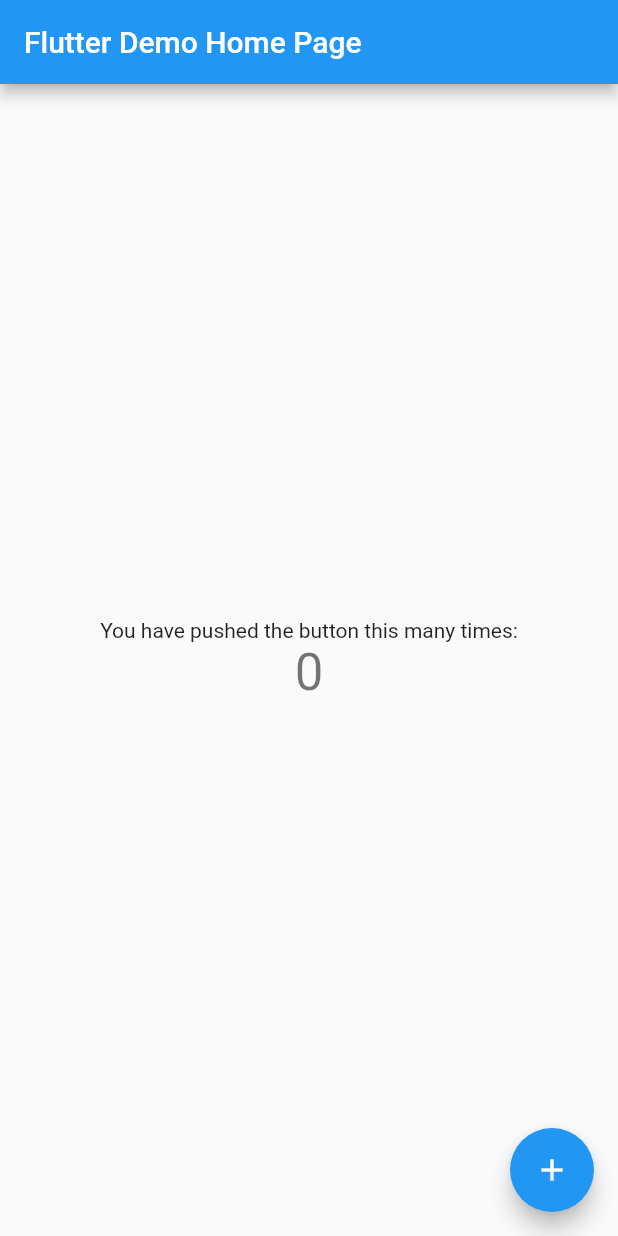
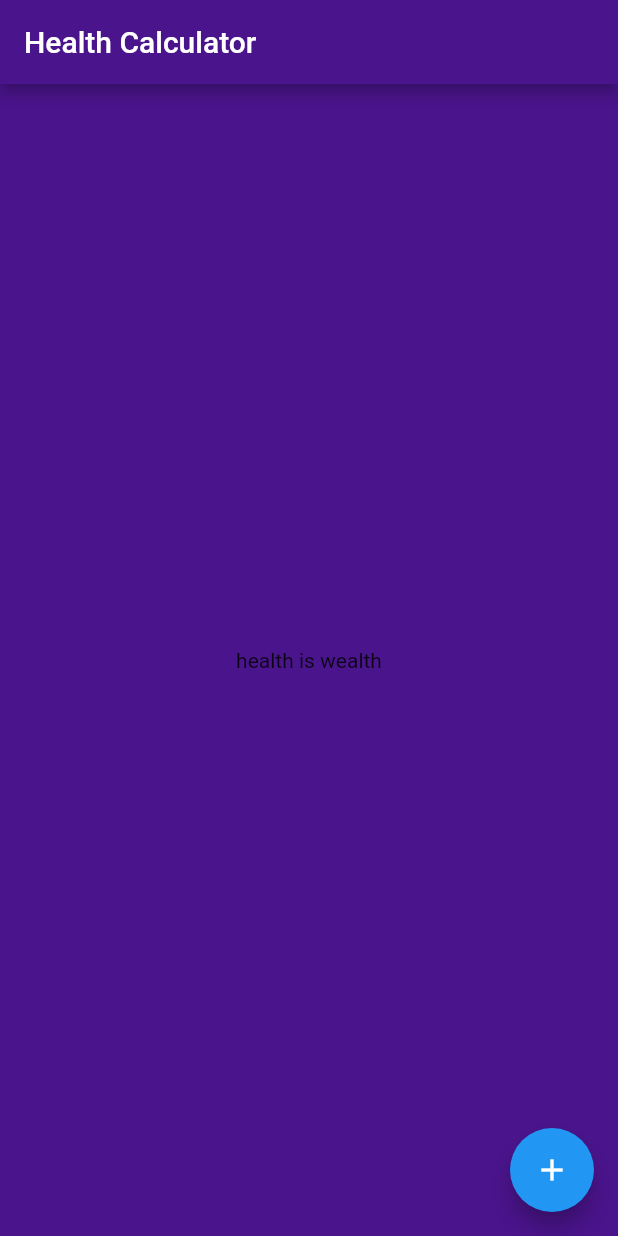
Before and after one commit to adesojisusan/creative_health_calculator, a Flutter app: the screen it shows after launch, on a phone screen of 412 x 824 dp. Run offline on Flutter 3.47's test engine with Material 2 defaults, Android fonts, the phone set to English and light mode, and no system bars.

Commit message:
second commit

```diff
--- a/lib/main.dart
+++ b/lib/main.dart
@@ -1,111 +1,28 @@
 import 'package:flutter/material.dart';
 
-void main() => runApp(MyApp());
+void main() => runApp(InputPage());
 
-class MyApp extends StatelessWidget {
-  // This widget is the root of your application.
+class InputPage extends StatefulWidget {
+  @override
+  _InputPageState createState() => _InputPageState();
+}
+
+class _InputPageState extends State<InputPage> {
   @override
   Widget build(BuildContext context) {
     return MaterialApp(
-      title: 'Flutter Demo',
-      theme: ThemeData(
-        // This is the theme of your application.
-        //
-        // Try running your application with "flutter run". You'll see the
-        // application has a blue toolbar. Then, without quitting the app, try
-        // changing the primarySwatch below to Colors.green and then invoke
-        // "hot reload" (press "r" in the console where you ran "flutter run",
-        // or simply save your changes to "hot reload" in a Flutter IDE).
-        // Notice that the counter didn't reset back to zero; the application
-        // is not restarted.
-        primarySwatch: Colors.blue,
+      home: Scaffold(
+        backgroundColor: Colors.purple[900],
+        appBar: AppBar(
+          title: Text('Health Calculator'),
+          backgroundColor: Colors.purple[900],
+        ),
+        body: Center(child: Text('health is wealth'),
+        ),
+        floatingActionButton:FloatingActionButton(child: Icon(Icons.add),
+        ),
+
       ),
-      home: MyHomePage(title: 'Flutter Demo Home Page'),
     );
   }
 }
-
-class MyHomePage extends StatefulWidget {
-  MyHomePage({Key key, this.title}) : super(key: key);
-
-  // This widget is the home page of your application. It is stateful, meaning
-  // that it has a State object (defined below) that contains fields that affect
-  // how it looks.
-
-  // This class is the configuration for the state. It holds the values (in this
-  // case the title) provided by the parent (in this case the App widget) and
-  // used by the build method of the State. Fields in a Widget subclass are
-  // always marked "final".
-
-  final String title;
-
-  @override
-  _MyHomePageState createState() => _MyHomePageState();
-}
-
-class _MyHomePageState extends State<MyHomePage> {
-  int _counter = 0;
-
-  void _incrementCounter() {
-    setState(() {
-      // This call to setState tells the Flutter framework that something has
-      // changed in this State, which causes it to rerun the build method below
-      // so that the display can reflect the updated values. If we changed
-      // _counter without calling setState(), then the build method would not be
-      // called again, and so nothing would appear to happen.
-      _counter++;
-    });
-  }
-
-  @override
-  Widget build(BuildContext context) {
-    // This method is rerun every time setState is called, for instance as done
-    // by the _incrementCounter method above.
-    //
-    // The Flutter framework has been optimized to make rerunning build methods
-    // fast, so that you can just rebuild anything that needs updating rather
-    // than having to individually change instances of widgets.
-    return Scaffold(
-      appBar: AppBar(
-        // Here we take the value from the MyHomePage object that was created by
-        // the App.build method, and use it to set our appbar title.
-        title: Text(widget.title),
-      ),
-      body: Center(
-        // Center is a layout widget. It takes a single child and positions it
-        // in the middle of the parent.
-        child: Column(
-          // Column is also a layout widget. It takes a list of children and
-          // arranges them vertically. By default, it sizes itself to fit its
-          // children horizontally, and tries to be as tall as its parent.
-          //
-          // Invoke "debug painting" (press "p" in the console, choose the
-          // "Toggle Debug Paint" action from the Flutter Inspector in Android
-          // Studio, or the "Toggle Debug Paint" command in Visual Studio Code)
-          // to see the wireframe for each widget.
-          //
-          // Column has various properties to control how it sizes itself and
-          // how it positions its children. Here we use mainAxisAlignment to
-          // center the children vertically; the main axis here is the vertical
-          // axis because Columns are vertical (the cross axis would be
-          // horizontal).
-          mainAxisAlignment: MainAxisAlignment.center,
-          children: <Widget>[
-            Text(
-              'You have pushed the button this many times:',
-            ),
-            Text(
-              '$_counter',
-              style: Theme.of(context).textTheme.display1,
-            ),
-          ],
-        ),
-      ),
-      floatingActionButton: FloatingActionButton(
-        onPressed: _incrementCounter,
-        tooltip: 'Increment',
-        child: Icon(Icons.add),
-      ), // This trailing comma makes auto-formatting nicer for build methods.
-    );
-  }
-}
```
Also changed, not shown: 1 other file.
